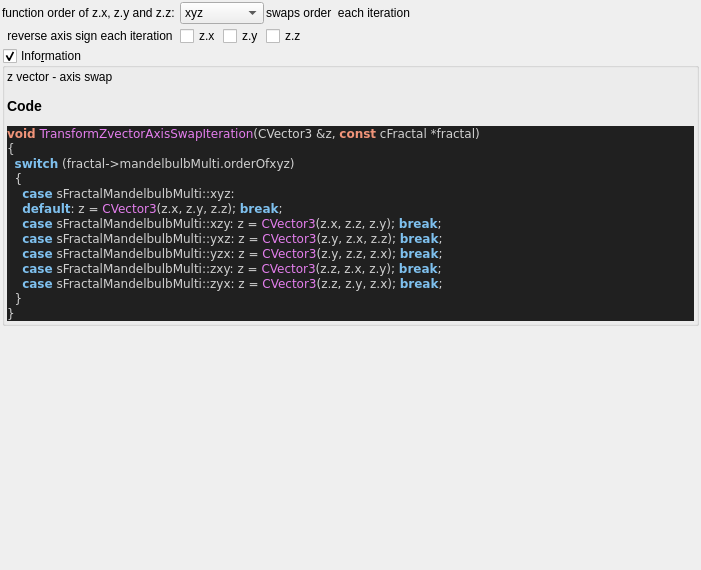
The window that mandelbulber2/qt_data/fractal_transf_zVector_axis_swap.ui (buddhi1980/mandelbulber2) describes before a commit, drawn with Qt 5.
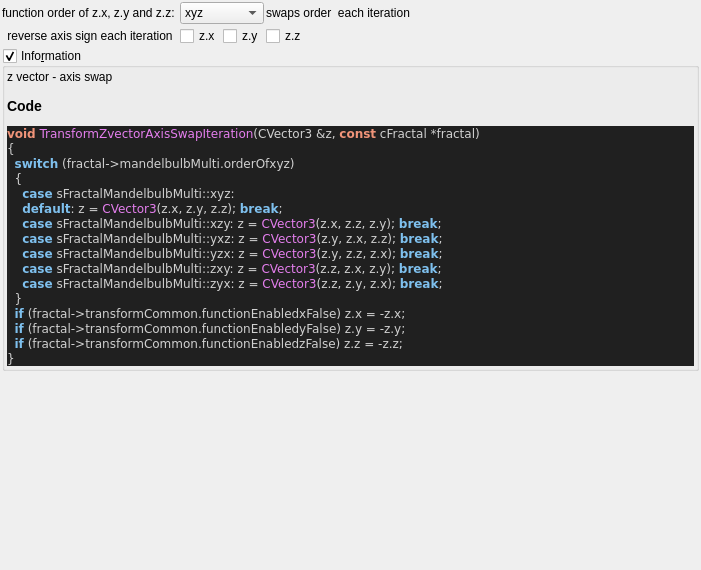
The same window after the commit. Custom widgets are drawn as their Qt base class.

The edit to the form file:
```diff
--- a/mandelbulber2/qt_data/fractal_transf_zVector_axis_swap.ui
+++ b/mandelbulber2/qt_data/fractal_transf_zVector_axis_swap.ui
@@ -193,6 +193,9 @@
     &lt;span style=&quot;color:#7ec0ee; font-weight:bold&quot;&gt;case&lt;/span&gt; sFractalMandelbulbMulti&lt;span style=&quot;color:#d0d0d0&quot;&gt;::&lt;/span&gt;zxy&lt;span style=&quot;color:#d0d0d0&quot;&gt;:&lt;/span&gt; z &lt;span style=&quot;color:#d0d0d0&quot;&gt;=&lt;/span&gt; &lt;span style=&quot;color:#e47eed&quot;&gt;CVector3&lt;/span&gt;&lt;span style=&quot;color:#d0d0d0&quot;&gt;(&lt;/span&gt;z&lt;span style=&quot;color:#d0d0d0&quot;&gt;.&lt;/span&gt;z&lt;span style=&quot;color:#d0d0d0&quot;&gt;,&lt;/span&gt; z&lt;span style=&quot;color:#d0d0d0&quot;&gt;.&lt;/span&gt;x&lt;span style=&quot;color:#d0d0d0&quot;&gt;,&lt;/span&gt; z&lt;span style=&quot;color:#d0d0d0&quot;&gt;.&lt;/span&gt;y&lt;span style=&quot;color:#d0d0d0&quot;&gt;);&lt;/span&gt; &lt;span style=&quot;color:#7ec0ee; font-weight:bold&quot;&gt;break&lt;/span&gt;&lt;span style=&quot;color:#d0d0d0&quot;&gt;;&lt;/span&gt;
     &lt;span style=&quot;color:#7ec0ee; font-weight:bold&quot;&gt;case&lt;/span&gt; sFractalMandelbulbMulti&lt;span style=&quot;color:#d0d0d0&quot;&gt;::&lt;/span&gt;zyx&lt;span style=&quot;color:#d0d0d0&quot;&gt;:&lt;/span&gt; z &lt;span style=&quot;color:#d0d0d0&quot;&gt;=&lt;/span&gt; &lt;span style=&quot;color:#e47eed&quot;&gt;CVector3&lt;/span&gt;&lt;span style=&quot;color:#d0d0d0&quot;&gt;(&lt;/span&gt;z&lt;span style=&quot;color:#d0d0d0&quot;&gt;.&lt;/span&gt;z&lt;span style=&quot;color:#d0d0d0&quot;&gt;,&lt;/span&gt; z&lt;span style=&quot;color:#d0d0d0&quot;&gt;.&lt;/span&gt;y&lt;span style=&quot;color:#d0d0d0&quot;&gt;,&lt;/span&gt; z&lt;span style=&quot;color:#d0d0d0&quot;&gt;.&lt;/span&gt;x&lt;span style=&quot;color:#d0d0d0&quot;&gt;);&lt;/span&gt; &lt;span style=&quot;color:#7ec0ee; font-weight:bold&quot;&gt;break&lt;/span&gt;&lt;span style=&quot;color:#d0d0d0&quot;&gt;;&lt;/span&gt;
   &lt;span style=&quot;color:#d0d0d0&quot;&gt;}&lt;/span&gt;
+  &lt;span style=&quot;color:#7ec0ee; font-weight:bold&quot;&gt;if&lt;/span&gt; &lt;span style=&quot;color:#d0d0d0&quot;&gt;(&lt;/span&gt;fractal&lt;span style=&quot;color:#d0d0d0&quot;&gt;-&amp;gt;&lt;/span&gt;transformCommon&lt;span style=&quot;color:#d0d0d0&quot;&gt;.&lt;/span&gt;functionEnabledxFalse&lt;span style=&quot;color:#d0d0d0&quot;&gt;)&lt;/span&gt; z&lt;span style=&quot;color:#d0d0d0&quot;&gt;.&lt;/span&gt;x &lt;span style=&quot;color:#d0d0d0&quot;&gt;= -&lt;/span&gt;z&lt;span style=&quot;color:#d0d0d0&quot;&gt;.&lt;/span&gt;x&lt;span style=&quot;color:#d0d0d0&quot;&gt;;&lt;/span&gt;
+  &lt;span style=&quot;color:#7ec0ee; font-weight:bold&quot;&gt;if&lt;/span&gt; &lt;span style=&quot;color:#d0d0d0&quot;&gt;(&lt;/span&gt;fractal&lt;span style=&quot;color:#d0d0d0&quot;&gt;-&amp;gt;&lt;/span&gt;transformCommon&lt;span style=&quot;color:#d0d0d0&quot;&gt;.&lt;/span&gt;functionEnabledyFalse&lt;span style=&quot;color:#d0d0d0&quot;&gt;)&lt;/span&gt; z&lt;span style=&quot;color:#d0d0d0&quot;&gt;.&lt;/span&gt;y &lt;span style=&quot;color:#d0d0d0&quot;&gt;= -&lt;/span&gt;z&lt;span style=&quot;color:#d0d0d0&quot;&gt;.&lt;/span&gt;y&lt;span style=&quot;color:#d0d0d0&quot;&gt;;&lt;/span&gt;
+  &lt;span style=&quot;color:#7ec0ee; font-weight:bold&quot;&gt;if&lt;/span&gt; &lt;span style=&quot;color:#d0d0d0&quot;&gt;(&lt;/span&gt;fractal&lt;span style=&quot;color:#d0d0d0&quot;&gt;-&amp;gt;&lt;/span&gt;transformCommon&lt;span style=&quot;color:#d0d0d0&quot;&gt;.&lt;/span&gt;functionEnabledzFalse&lt;span style=&quot;color:#d0d0d0&quot;&gt;)&lt;/span&gt; z&lt;span style=&quot;color:#d0d0d0&quot;&gt;.&lt;/span&gt;z &lt;span style=&quot;color:#d0d0d0&quot;&gt;= -&lt;/span&gt;z&lt;span style=&quot;color:#d0d0d0&quot;&gt;.&lt;/span&gt;z&lt;span style=&quot;color:#d0d0d0&quot;&gt;;&lt;/span&gt;
 &lt;span style=&quot;color:#d0d0d0&quot;&gt;}&lt;/span&gt;
 &lt;/pre&gt;
 &lt;/body&gt;</string>
```
